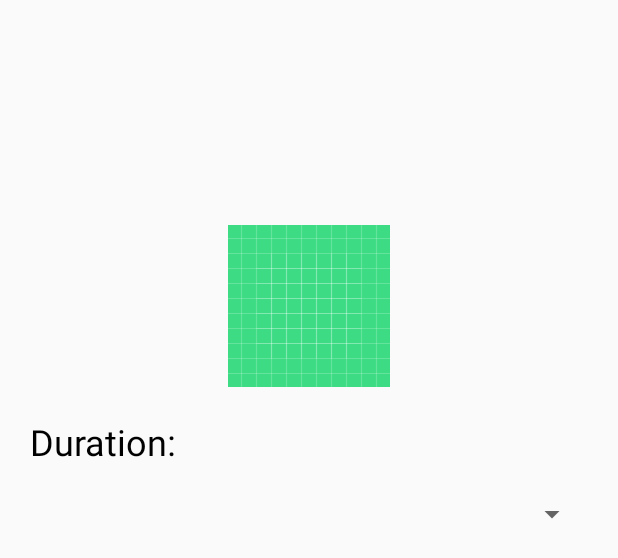
After one commit to harry-cramp/Droog, an Android app: the layout quiz_menu.xml on its own in the app's theme, with its tools: preview values and no code run, on a phone screen of 412 x 824 dp. The commit adds this screen. Shown: the top 558 px of the screen. Run offline under Robolectric (Android 15) with nearby library versions, the phone set to English and light mode, and no system bars.

Commit message:
Add front end for quiz menu

```diff
--- /dev/null
+++ b/app/src/main/res/layout/quiz_menu.xml
@@ -0,0 +1,31 @@
+<?xml version="1.0" encoding="utf-8"?>
+<LinearLayout xmlns:android="http://schemas.android.com/apk/res/android"
+    android:layout_width="match_parent"
+    android:layout_height="match_parent"
+    xmlns:app="http://schemas.android.com/apk/res-auto"
+    android:orientation="vertical">
+
+    <ImageView
+        android:id="@+id/menuIcon"
+        android:layout_width="match_parent"
+        android:layout_height="wrap_content"
+        android:paddingTop="150dp"
+        android:contentDescription="@string/main_menu_icon_desc"
+        app:srcCompat="@drawable/ic_launcher_background" />
+
+    <TextView
+        android:id="@+id/textView"
+        android:layout_width="match_parent"
+        android:layout_height="wrap_content"
+        android:textSize="24dp"
+        android:layout_margin="20dp"
+        android:textColor="@color/colorFont"
+        android:text="@string/quiz_menu_subtitle" />
+
+    <Spinner
+        android:layout_width="match_parent"
+        android:layout_height="wrap_content"
+        android:layout_marginLeft="20dp"
+        android:layout_marginRight="20dp" />
+
+</LinearLayout>
--- a/app/src/main/res/values/colors.xml
+++ b/app/src/main/res/values/colors.xml
@@ -5,4 +5,5 @@
     <color name="colorAccent">#03DAC5</color>
     <color name="colorWarning">#FF0000</color>
     <color name="colorHint">#B7B7B7</color>
+    <color name="colorFont">#000000</color>
 </resources>
--- a/app/src/main/res/values/strings.xml
+++ b/app/src/main/res/values/strings.xml
@@ -24,4 +24,6 @@
     <string name="json_flashcard_second_word_tag">Word 2</string>
     <string name="json_flashcard_hint_tag">Hint</string>
     <string name="json_flashcard_pair_rank_tag">PairRank</string>
+    <string name="quiz_menu_subtitle">Duration:</string>
+
 </resources>
```
